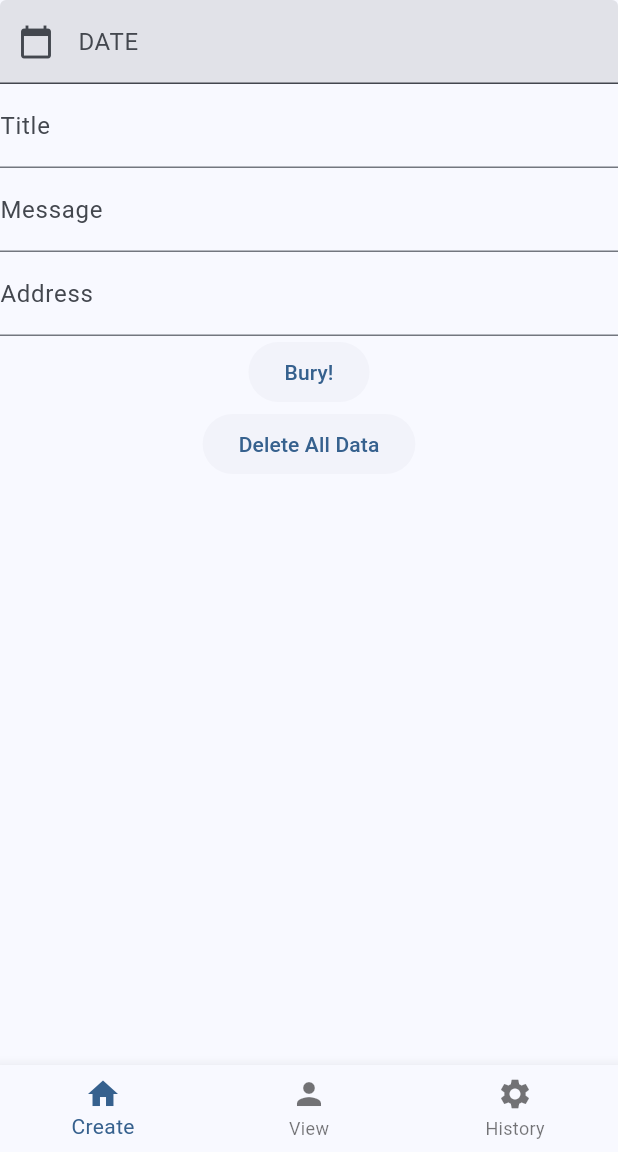
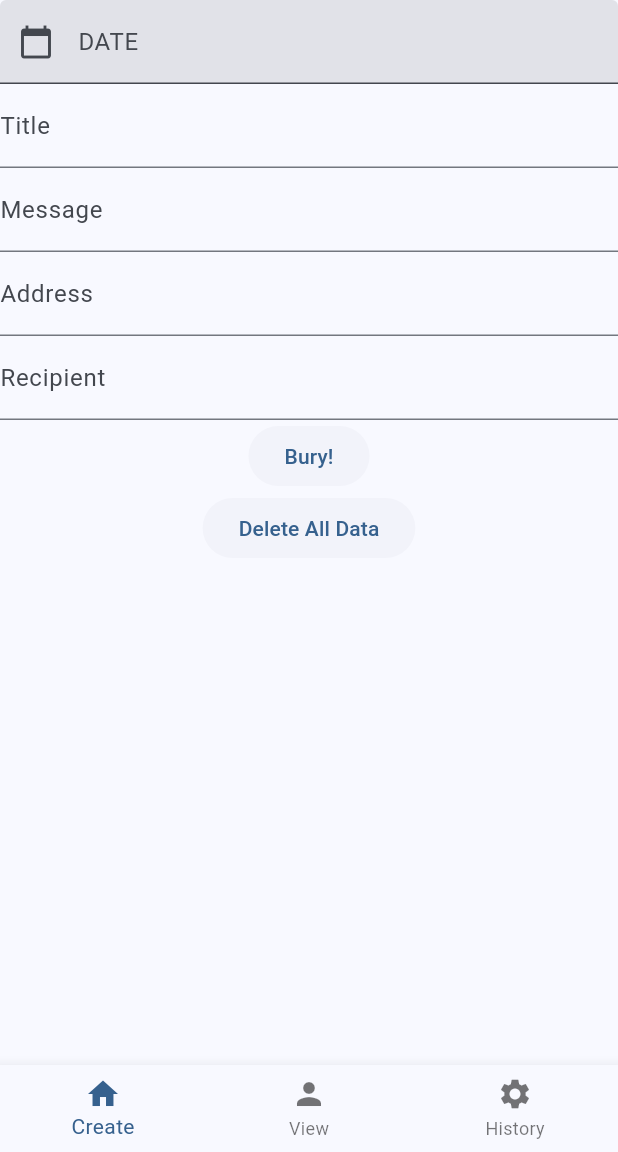
Before and after one commit to YPYT/TimeCapsule, a Flutter app: the screen it shows after launch, after a tap on "Bury!", on a phone screen of 412 x 824 dp, the part 84-1236 px from its top. Run offline on Flutter 3.47's test engine with Material 3 defaults, Android fonts, the phone set to English and light mode, and no system bars; our stand-ins replace shared_preferences.

Commit message:
Added recipient and sender to capsule data

```diff
--- a/lib/create_capsule.dart
+++ b/lib/create_capsule.dart
@@ -14,6 +14,7 @@ class _CreateScreenState extends State<CreateScreen> {
   String _title = "";
   String _message = "";
   String _address = "";
+  int _recipient = 0;
   DateTime? _selectedDate;
   final TextEditingController _dateController = TextEditingController();
 
@@ -56,6 +57,15 @@ class _CreateScreenState extends State<CreateScreen> {
             ),
             onChanged: (newVal) {
               _address = newVal;
+            },
+          ),
+          TextField(
+            decoration: InputDecoration(
+              labelText: 'Recipient',
+            ),
+            keyboardType: TextInputType.number,
+            onChanged: (newVal) {
+              _recipient = int.parse(newVal);
             },
           ),
           ElevatedButton(
@@ -113,7 +123,9 @@ class _CreateScreenState extends State<CreateScreen> {
       "title": _title,
       "message": _message,
       "date": _selectedDate.toString(),
-      "address": _address
+      "address": _address,
+      "recipient": _recipient,
+      "sender": 0,
     };
     capsules.add(capsuleData);
 
--- a/lib/view_capsule.dart
+++ b/lib/view_capsule.dart
@@ -32,14 +32,19 @@ class _ViewScreenState extends State<ViewScreen> {
             List<Widget> capsuleDisplayList = List.empty(growable: true);
             var index = 0;
             for (final capsule in snapshot.data!) {
+              // Only show capsules for me
+              if (capsule["recipient"] == 0) {
                 DateTime unlockDate = DateTime.parse(capsule["date"]);
                 if (_tabIndex == 0 && unlockDate.isBefore(DateTime.now())) {
                   capsuleDisplayList.add(
                       ReadyToUnlockRow(capsule: capsule, index: index));
-              } else if (_tabIndex == 1 && unlockDate.isAfter(DateTime.now())) {
+                } else
+                if (_tabIndex == 1 && unlockDate.isAfter(DateTime.now())) {
                   capsuleDisplayList.add(
                       ListRow(capsule: capsule, index: index));
                 }
+              }
+
               index++;
             }
 
```
Lines whose indentation alone changed are shown as unchanged.
